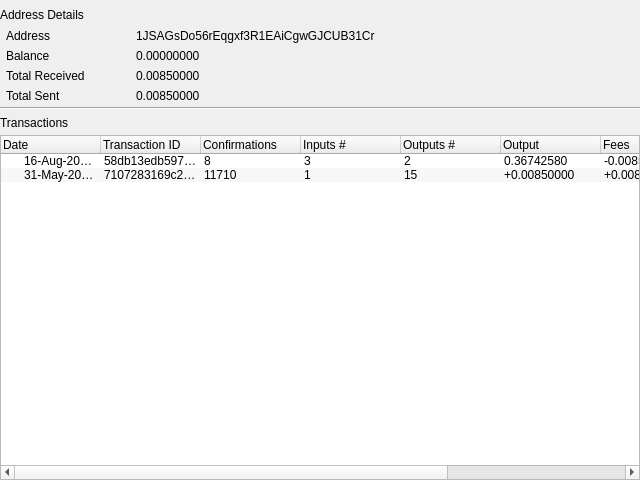
Old version of the form BlockSettleUILib/AddressDetailsWidget.ui in the repository BlockSettle/terminal.
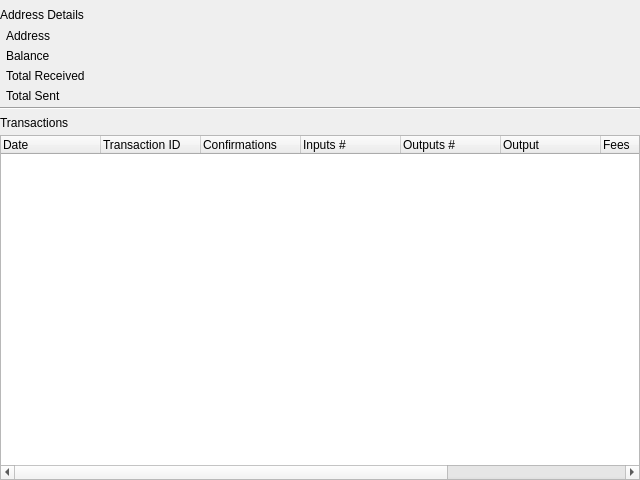
New version of the form. Custom widgets are drawn as their Qt base class.

Commit message: Added CustomLabel class which implement right click copy to clipboard. Added it to AddressDetailsWidget and TransactionDetailsWidget value labels. AddressDetailsWidget now has a function called loadTransactions() which shows how to populate the transactions tree. TransactionDetailsWidget now has a function called loadInputs() which shows how to populate the Inputs tree with both top level and child items. Improved the landing page in BlockDetailsWidget. Label values in AddressDetailsWidget and TransactionDetailsWidget are now white.

Diff of the .ui file:
```diff
--- a/BlockSettleUILib/AddressDetailsWidget.ui
+++ b/BlockSettleUILib/AddressDetailsWidget.ui
@@ -93,16 +93,22 @@
          <number>4</number>
         </property>
         <item row="6" column="1">
-         <widget class="QLabel" name="label_9">
+         <widget class="CustomLabel" name="totalSent">
           <property name="text">
-           <string>0.00850000</string>
+           <string/>
+          </property>
+          <property name="whiteText" stdset="0">
+           <bool>true</bool>
           </property>
          </widget>
         </item>
         <item row="5" column="1">
-         <widget class="QLabel" name="label_7">
+         <widget class="CustomLabel" name="totalReceived">
           <property name="text">
-           <string>0.00850000</string>
+           <string/>
+          </property>
+          <property name="whiteText" stdset="0">
+           <bool>true</bool>
           </property>
          </widget>
         </item>
@@ -114,16 +120,22 @@
          </widget>
         </item>
         <item row="4" column="1">
-         <widget class="QLabel" name="label_2">
+         <widget class="CustomLabel" name="balance">
           <property name="text">
-           <string>0.00000000</string>
+           <string/>
+          </property>
+          <property name="whiteText" stdset="0">
+           <bool>true</bool>
           </property>
          </widget>
         </item>
         <item row="1" column="1">
-         <widget class="QLabel" name="label_3">
+         <widget class="CustomLabel" name="addressId">
           <property name="text">
-           <string>1JSAGsDo56rEqgxf3R1EAiCgwGJCUB31Cr</string>
+           <string/>
+          </property>
+          <property name="whiteText" stdset="0">
+           <bool>true</bool>
           </property>
          </widget>
         </item>
@@ -248,70 +260,19 @@
          <string>Size (kB)</string>
         </property>
        </column>
-       <item>
-        <property name="text">
-         <string>16-Aug-2018 10:26:53</string>
-        </property>
-        <property name="text">
-         <string>58db13edb59702d70e82bd8ffdf185e86c38bf4f8759872a395fa7ade03fbdca</string>
-        </property>
-        <property name="text">
-         <string>8</string>
-        </property>
-        <property name="text">
-         <string>3</string>
-        </property>
-        <property name="text">
-         <string>2</string>
-        </property>
-        <property name="text">
-         <string>0.36742580</string>
-        </property>
-        <property name="text">
-         <string>-0.00850000</string>
-        </property>
-        <property name="text">
-         <string>110.21</string>
-        </property>
-        <property name="text">
-         <string>0.521</string>
-        </property>
-       </item>
-       <item>
-        <property name="text">
-         <string>31-May-2018 18:48:10</string>
-        </property>
-        <property name="text">
-         <string>7107283169c2554472a5198311626b26987af4f785c9727ad6a31c0fbda8ee2e</string>
-        </property>
-        <property name="text">
-         <string>11710</string>
-        </property>
-        <property name="text">
-         <string>1</string>
-        </property>
-        <property name="text">
-         <string>15</string>
-        </property>
-        <property name="text">
-         <string>+0.00850000</string>
-        </property>
-        <property name="text">
-         <string>+0.00850000</string>
-        </property>
-        <property name="text">
-         <string>14.33</string>
-        </property>
-        <property name="text">
-         <string>0.661</string>
-        </property>
-       </item>
       </widget>
      </item>
     </layout>
    </item>
   </layout>
  </widget>
+ <customwidgets>
+  <customwidget>
+   <class>CustomLabel</class>
+   <extends>QLabel</extends>
+   <header>CustomLabel.h</header>
+  </customwidget>
+ </customwidgets>
  <resources/>
  <connections/>
 </ui>
```
The commit also changes 12 other files.
